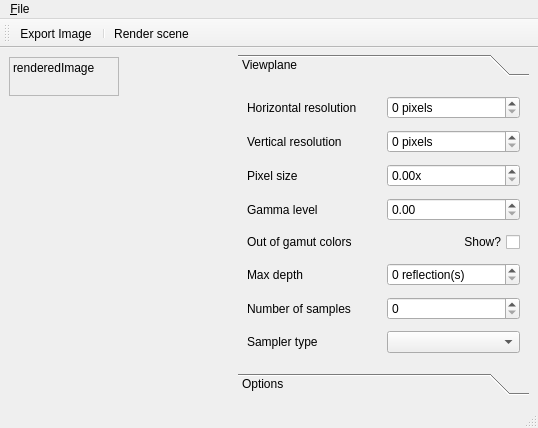
Before: the Qt Designer form lib/mainwindow.ui in thiagowfx/raytracer-lcg-2014, drawn with Qt 5.
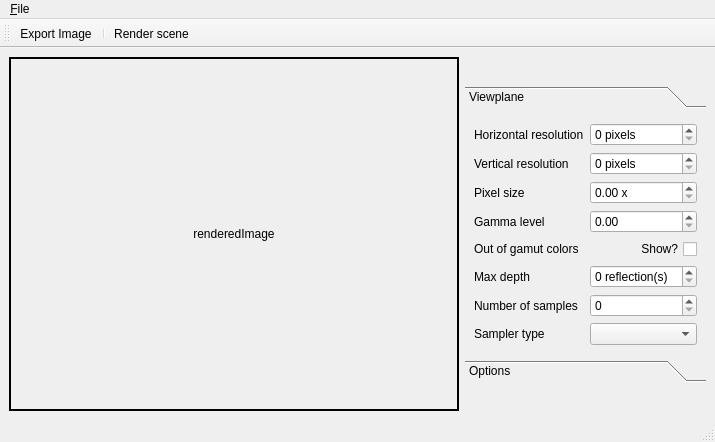
After: the same form once the commit is applied. Icons and pictures are not drawn.

Diff of the .ui file:
```diff
--- a/lib/mainwindow.ui
+++ b/lib/mainwindow.ui
@@ -6,23 +6,17 @@
    <rect>
     <x>0</x>
     <y>0</y>
-    <width>538</width>
-    <height>428</height>
+    <width>715</width>
+    <height>442</height>
    </rect>
   </property>
   <property name="windowTitle">
    <string>Raytracer</string>
   </property>
   <widget class="QWidget" name="centralwidget">
+   <layout class="QHBoxLayout" name="horizontalLayout">
+    <item>
    <widget class="QLabel" name="renderedImage">
-    <property name="geometry">
-     <rect>
-      <x>9</x>
-      <y>9</y>
-      <width>110</width>
-      <height>39</height>
-     </rect>
-    </property>
     <property name="sizePolicy">
      <sizepolicy hsizetype="Expanding" vsizetype="Expanding">
       <horstretch>0</horstretch>
@@ -30,27 +24,24 @@
      </sizepolicy>
     </property>
     <property name="frameShape">
-     <enum>QFrame::StyledPanel</enum>
+       <enum>QFrame::Box</enum>
+      </property>
+      <property name="lineWidth">
+       <number>2</number>
     </property>
     <property name="text">
      <string>renderedImage</string>
     </property>
     <property name="alignment">
-     <set>Qt::AlignLeading|Qt::AlignLeft|Qt::AlignTop</set>
+       <set>Qt::AlignCenter</set>
     </property>
     <property name="margin">
      <number>10</number>
     </property>
    </widget>
+    </item>
+    <item>
    <widget class="QToolBox" name="toolBox">
-    <property name="geometry">
-     <rect>
-      <x>238</x>
-      <y>6</y>
-      <width>291</width>
-      <height>341</height>
-     </rect>
-    </property>
     <property name="sizePolicy">
      <sizepolicy hsizetype="Maximum" vsizetype="Maximum">
       <horstretch>0</horstretch>
@@ -62,8 +53,8 @@
       <rect>
        <x>0</x>
        <y>0</y>
-       <width>291</width>
-       <height>279</height>
+         <width>257</width>
+         <height>264</height>
       </rect>
      </property>
      <attribute name="label">
@@ -87,7 +78,7 @@
       <item row="3" column="1">
        <widget class="QDoubleSpinBox" name="pixelSizeDoubleSpinBox">
         <property name="suffix">
-         <string>x</string>
+           <string> x</string>
         </property>
        </widget>
       </item>
@@ -221,13 +212,15 @@
      </layout>
     </widget>
    </widget>
+    </item>
+   </layout>
   </widget>
   <widget class="QMenuBar" name="menubar">
    <property name="geometry">
     <rect>
      <x>0</x>
      <y>0</y>
-     <width>538</width>
+     <width>715</width>
      <height>22</height>
     </rect>
    </property>
```
Left out of the diff: 4 changed lines with no effect on the pictures. Lines whose indentation alone changed are shown as unchanged.
